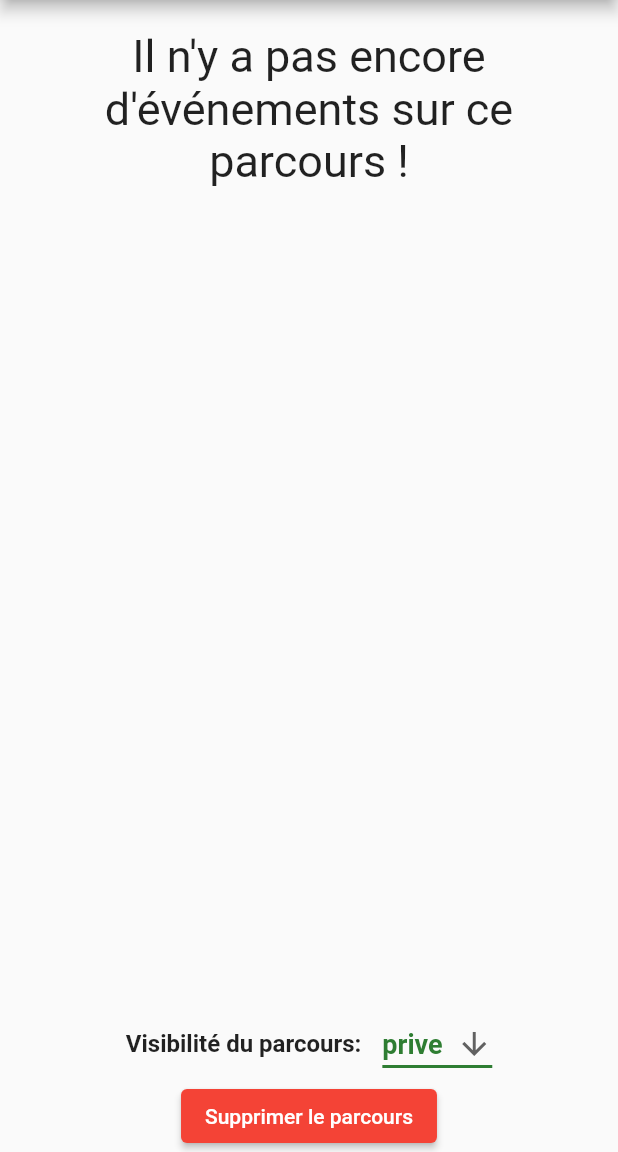
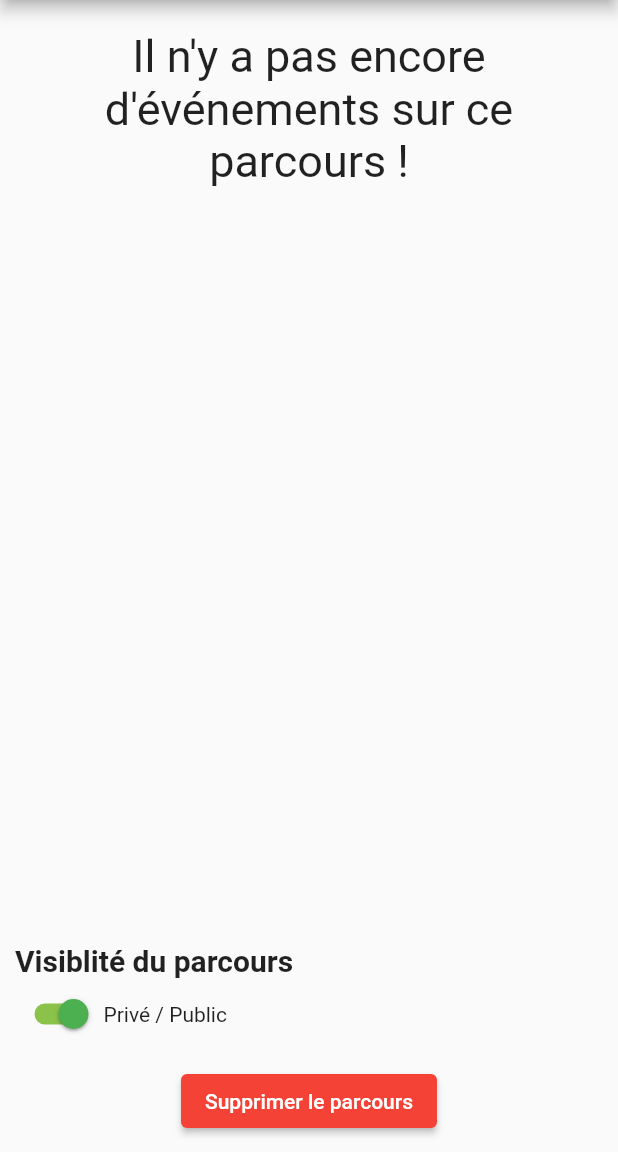
Before and after one commit to Sean-L-Little/fete_science_hackathon, a Flutter app: the Parcours screen opened directly with empty values, on a phone screen of 412 x 824 dp, the part 84-1236 px from its top. Run offline on Flutter 3.47's test engine with Material 2 defaults, Android fonts, the phone set to English and light mode, and no system bars; our stand-ins replace cloud_firestore, firebase_auth, firebase_core, flutter_map, flutter_rating_bar, font_awesome_flutter and 1 more; missing offline and left inert: flutter_map_marker_cluster, social_share_plugin; accounts and stored records are empty; network calls fail.

Commit message:
Modification bouton prive/public pour un parcours

```diff
--- a/lib/Screens/MenuDrawer.dart
+++ b/lib/Screens/MenuDrawer.dart
@@ -44,9 +44,11 @@ class _MenuDrawerState extends State<MenuDrawer> {
                 );
               },
             ),
-            RaisedButton(
+            ElevatedButton(
               child: Text('Deconnexion'),
-              color: Colors.red[300],
+              style: ElevatedButton.styleFrom(
+                primary: Colors.red,
+              ),
               onPressed: () async {
                 dynamic res = await _auth.signOut();
                 if (res == null) print("ffs");
--- a/lib/Screens/Parcours/Parcours.dart
+++ b/lib/Screens/Parcours/Parcours.dart
@@ -1,10 +1,8 @@
-import 'package:carousel_slider/carousel_slider.dart';
 import 'package:cloud_firestore/cloud_firestore.dart';
 import 'package:fete_science_app/Services/Database.dart';
 import 'package:firebase_auth/firebase_auth.dart';
 import 'package:flutter/material.dart';
 import '../Evenements/DetailsEvenement.dart';
-import '../MenuDrawer.dart';
 
 class Parcours extends StatefulWidget {
   Parcours({Key key, this.id, this.data, this.title, this.user}) : super(key: key);
@@ -27,6 +25,7 @@ class _ParcoursState extends State<Parcours> {
   List<dynamic> _eventIds=[];
   Stream dataStream;
   String prive='prive';
+  bool isPrive;
   // _events = [];
 
   bool parseBool(String boolean){
@@ -38,7 +37,6 @@ class _ParcoursState extends State<Parcours> {
   }
 
   getData() async {
-
     _eventIds=widget.data["parcours"];
     if(_eventIds.isNotEmpty) {
       dataStream = _dbService.evenementsGrosseCollection
@@ -46,21 +44,19 @@ class _ParcoursState extends State<Parcours> {
           'fields.identifiant', whereIn: _eventIds != [] ? _eventIds : ["0"])
           .snapshots();
     }
-
   }
 
 
   initState() {
+    isPrive = !widget.data['prive'];
     getData();
     super.initState();
   }
 
   @override
   Widget build(BuildContext context) {
-   //eventIds = _dbService.getEvenementsForParcours(widget.id).data().values != null ? _dbService.getEvenementsForParcours(widget.id).data().values: 5;
     print("toot"+ _eventIds.length.toString());
     return Scaffold(
-        //drawer: MenuDrawer(user: widget.user),
         appBar: AppBar(
           backgroundColor: Theme.of(context).primaryColor,
           title: Text('Parcours: ' + widget.data["nom"]),
@@ -71,41 +67,32 @@ class _ParcoursState extends State<Parcours> {
             children: <Widget>[
               listEvents(),
               widget.data["user_id"]==widget.user.uid ?
-              Row(
-                mainAxisAlignment: MainAxisAlignment.center,
-                children: [
-                  Text('Visibilité du parcours: ', style: TextStyle(fontSize: 16.0,fontWeight: FontWeight.bold),),
-                  SizedBox(width:10.0),
-                  DropdownButton<String>(
-                    value: prive,
-
-                    icon: Icon(Icons.arrow_downward),
-                    iconSize: 24,
-                    elevation: 16,
-                    style: TextStyle(
-                        color: Theme.of(context).primaryColor
-                    ),
-                    underline: Container(
-                      height: 2,
-                      color: Theme.of(context).primaryColor,
-                    ),
-                    onChanged: (String newValue) {
-                      setState(() {
-                        prive = newValue;
-                      });
-                      bool prv=parseBool(prive);
-                      _dbService.changeParcoursPrive(widget.id,prv);
-                    },
-                    items: <String>['prive','public']
-                        .map<DropdownMenuItem<String>>((String value) {
-                      return DropdownMenuItem<String>(
-                        value: value,
-                        child: Text(value,style: TextStyle(fontSize: 18.0,fontWeight: FontWeight.bold),),
-                      );
-                    })
-                        .toList(),
-                  ),
-                ],
+              Container(
+                margin: EdgeInsets.all(10),
+                child: Column(
+                  crossAxisAlignment: CrossAxisAlignment.start,
+                  children: <Widget>[
+                    Text('Visiblité du parcours',
+                    style: TextStyle(fontSize: 20.0,fontWeight: FontWeight.bold)),
+                    Row(
+                      children: <Widget>[
+                        Switch(
+                          value: isPrive,
+                          onChanged: (value){
+                            setState(() {
+                              isPrive = value;
+                              _dbService.changeParcoursPrive(widget.id, !isPrive);
+                              print(isPrive);
+                            });
+                          },
+                          activeTrackColor: Colors.lightGreen,
+                          activeColor: Colors.green
+                        ),
+                        Text('Privé / Public')
+                      ],
+                    )
+                  ],
+                ),
               ) : SizedBox(height:0.0,width:0.0),
               widget.data["user_id"]==widget.user.uid ? suppressionParcours(context) : SizedBox(height:0.0,width:0.0),
             ],
@@ -170,6 +157,7 @@ class _ParcoursState extends State<Parcours> {
 
   Widget suppressionParcours(context) {
     return Container(
+      margin: EdgeInsets.only(bottom: 10),
         child: ElevatedButton(
           style: ElevatedButton.styleFrom(
             primary: Colors.red,
@@ -182,102 +170,4 @@ class _ParcoursState extends State<Parcours> {
         )
     );
   }
-
-//   Widget carousel(){
-//     int _currentIndex=0;
-//
-//     List<T> map<T>(List list, Function handler) {
-//       List<T> result = [];
-//       for (var i = 0; i < list.length; i++) {
-//         result.add(handler(i, list[i]));
-//       }
-//       return result;
-//     }
-//
-//     //TODO: Revoir comment implementer ça
-//     return CarouselSlider(
-//         options: CarouselOptions(
-//           height: 200.0,
-//           autoPlay: false,
-//           autoPlayInterval: Duration(seconds: 3),
-//           autoPlayAnimationDuration: Duration(milliseconds: 800),
-//           autoPlayCurve: Curves.fastOutSlowIn,
-//           pauseAutoPlayOnTouch: true,
-//           aspectRatio: 2.0,
-//           onPageChanged: (index, reason) {
-//             setState(() {
-//               _currentIndex = index;
-//             });
-//           },
-//         ),
-//       items: cardList.map((card){
-//         return StreamBuilder(
-//             stream: dataStream,
-//             builder:(BuildContext context,snapshot){
-//               return Container(
-//                 height: MediaQuery.of(context).size.height*0.30,
-//                 width: MediaQuery.of(context).size.width,
-//                 child: Card(
-//                   color: Colors.blueAccent,
-//                   child: Container(
-//                     child: Column(
-//                       mainAxisAlignment: MainAxisAlignment.center,
-//                       children: <Widget>[
-//                         Text(
-//                             "Dddata",
-//                             style: TextStyle(
-//                                 color: Colors.white,
-//                                 fontSize: 22.0,
-//                                 fontWeight: FontWeight.bold
-//                             )
-//                         ),
-//                         Text(
-//                             "Data",
-//                             style: TextStyle(
-//                                 color: Colors.white,
-//                                 fontSize: 17.0,
-//                                 fontWeight: FontWeight.w600
-//                             )
-//                         ),
-//                       ],
-//                     ),
-//                   ),
-//                 ),
-//               );
-//             }
-//         );
-//       }).toList(),
-//     );
-//   }
-//
-// }
-// class CarouselCard extends StatelessWidget {
-//   const CarouselCard({Key key, this.data}) : super(key: key);
-//   final data;
-//   @override
-//   Widget build(BuildContext context) {
-//     return Container(
-//       child: Column(
-//         mainAxisAlignment: MainAxisAlignment.center,
-//         children: <Widget>[
-//           Text(
-//               "Dddata",
-//               style: TextStyle(
-//                   color: Colors.white,
-//                   fontSize: 22.0,
-//                   fontWeight: FontWeight.bold
-//               )
-//           ),
-//           Text(
-//               "Data",
-//               style: TextStyle(
-//                   color: Colors.white,
-//                   fontSize: 17.0,
-//                   fontWeight: FontWeight.w600
-//               )
-//           ),
-//         ],
-//       ),
-//     );
-//   }
 }
```
